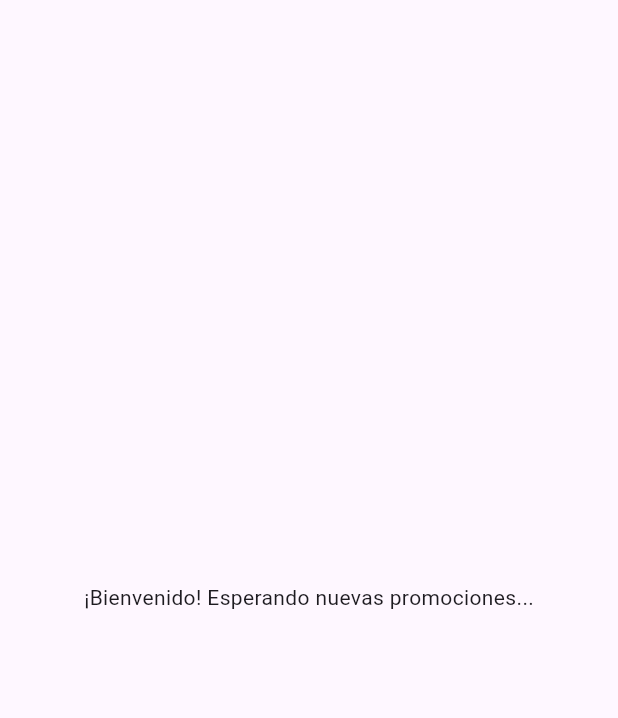
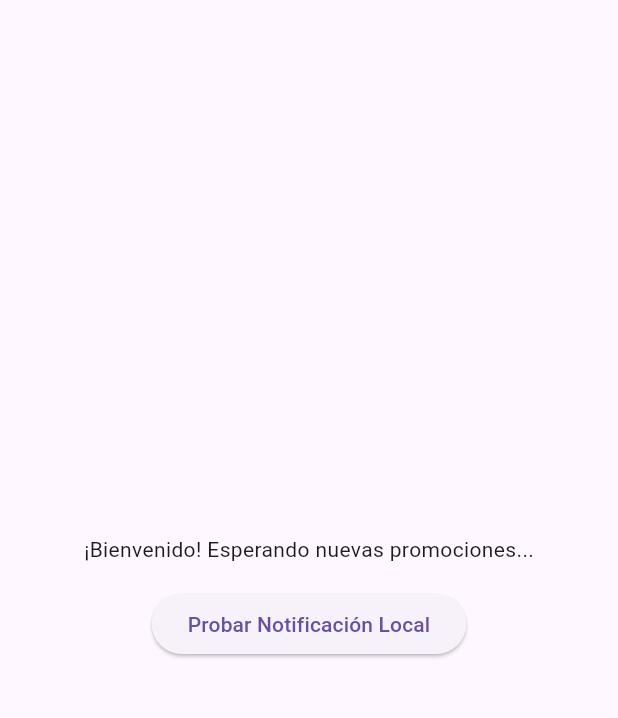
Before and after one commit to Undiyng/flutterMobileApp, a Flutter app: the screen it shows after launch, on a phone screen of 412 x 824 dp, the part 63-781 px from its top. Run offline on Flutter 3.47's test engine with Material 3 defaults, Android fonts, the phone set to English and light mode, and no system bars; our stand-ins replace firebase_core, firebase_messaging, flutter_local_notifications; accounts and stored records are empty.

```diff
--- a/lib/app/app_initializer.dart
+++ b/lib/app/app_initializer.dart
@@ -17,22 +17,50 @@ class AppInitializer {
 
   static Future<void> _initializeFirebase() async {
     await Firebase.initializeApp();
-    FirebaseMessaging.onBackgroundMessage(NotificationService.firebaseMessagingBackgroundHandler);
+
+    FirebaseMessaging.onBackgroundMessage(
+      NotificationService.firebaseMessagingBackgroundHandler
+    );
   }
 
   static Future<void> _setupLocalNotifications() async {
     flutterLocalNotificationsPlugin = FlutterLocalNotificationsPlugin();
 
+    // Configuración del canal SIN sonido personalizado
     channel = const AndroidNotificationChannel(
-      'promotions_channel',
-      'Promociones Importantes',
-      description: 'Canal para notificaciones de promociones.',
+      'high_importance_channel',
+      'Notificaciones Importantes',
+      description: 'Este canal se usa para notificaciones importantes.',
       importance: Importance.max,
+      playSound: true, // Sonido por defecto
+      enableVibration: true,
+      ledColor: Colors.blue,
+      showBadge: true,
     );
 
-    await flutterLocalNotificationsPlugin
-        .resolvePlatformSpecificImplementation<AndroidFlutterLocalNotificationsPlugin>()
-        ?.createNotificationChannel(channel);
+    final AndroidFlutterLocalNotificationsPlugin? androidPlugin =
+        flutterLocalNotificationsPlugin.resolvePlatformSpecificImplementation<AndroidFlutterLocalNotificationsPlugin>();
+
+    await androidPlugin?.createNotificationChannel(channel);
+    print('✅ Canal de notificaciones creado: ${channel.id}');
+
+    const AndroidInitializationSettings androidSettings =
+        AndroidInitializationSettings('@mipmap/ic_launcher');
+
+    const DarwinInitializationSettings iosSettings =
+        DarwinInitializationSettings(
+          requestAlertPermission: true,
+          requestBadgePermission: true,
+          requestSoundPermission: true,
+        );
+
+    const InitializationSettings initializationSettings =
+        InitializationSettings(
+          android: androidSettings,
+          iOS: iosSettings,
+        );
+
+    await flutterLocalNotificationsPlugin.initialize(initializationSettings);
 
     await FirebaseMessaging.instance.setForegroundNotificationPresentationOptions(
       alert: true,
@@ -42,10 +70,12 @@ class AppInitializer {
   }
 
   static Future<void> _setupNotificationService() async {
-    await NotificationService(
+    final notificationService = NotificationService(
       navigatorKey: navigatorKey,
       flutterLocalNotificationsPlugin: flutterLocalNotificationsPlugin,
       channel: channel,
-    ).init();
+    );
+
+    await notificationService.init();
   }
 }
--- a/lib/screens/home_page.dart
+++ b/lib/screens/home_page.dart
@@ -1,7 +1,35 @@
 import 'package:flutter/material.dart';
+import 'package:flutter_application_1/app/app_initializer.dart';
+import 'package:flutter_local_notifications/flutter_local_notifications.dart';
 
 class HomePage extends StatelessWidget {
   const HomePage({super.key});
+
+void _testLocalNotification() {
+  // Probar notificación local directamente
+  AppInitializer.flutterLocalNotificationsPlugin.show(
+    999, // ID fijo para testing
+    '🚨 TEST: Banner en Primer Plano',
+    'Esta es una notificación de prueba para verificar los banners',
+    const NotificationDetails(
+      android: AndroidNotificationDetails(
+        'high_importance_channel',
+        'Notificaciones Importantes',
+        channelDescription: 'Este canal se usa para notificaciones importantes.',
+        importance: Importance.max,
+        priority: Priority.high,
+        playSound: true,
+        enableVibration: true,
+        color: Colors.blue,
+        showWhen: true,
+        autoCancel: true,
+        visibility: NotificationVisibility.public,
+        ticker: 'Test de notificación',
+      ),
+    ),
+  );
+}
+
 
   @override
   Widget build(BuildContext context) {
@@ -9,9 +37,20 @@ class HomePage extends StatelessWidget {
       appBar: AppBar(
         title: Text('App de Promociones'),
       ),
-      body: Center(
-        child: Text('¡Bienvenido! Esperando nuevas promociones...'),
-      ),
-    );
+  body: Center(
+    child: Column(
+      mainAxisSize: MainAxisSize.min,
+      children: [
+        Text('¡Bienvenido! Esperando nuevas promociones...'),
+        const SizedBox(height: 16),
+        ElevatedButton(
+          onPressed: _testLocalNotification,
+          child: const Text('Probar Notificación Local'),
+        ),
+      ],
+    ),
+  ),
+);
+
   }
 }
```
Also changed, not shown: lib/services/notification_service.dart (+192 -111 lines).
